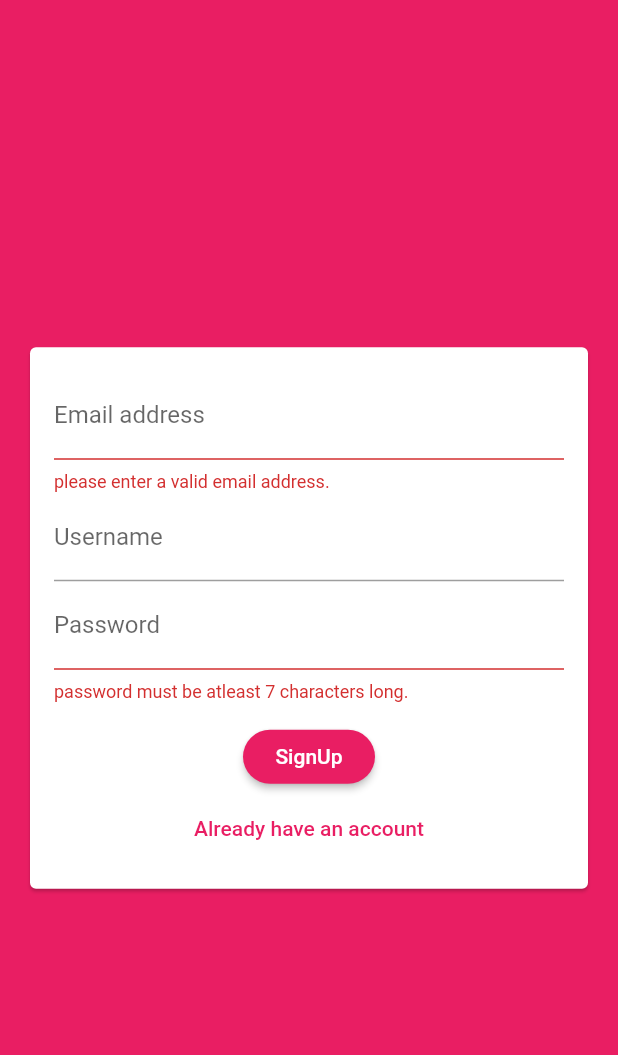
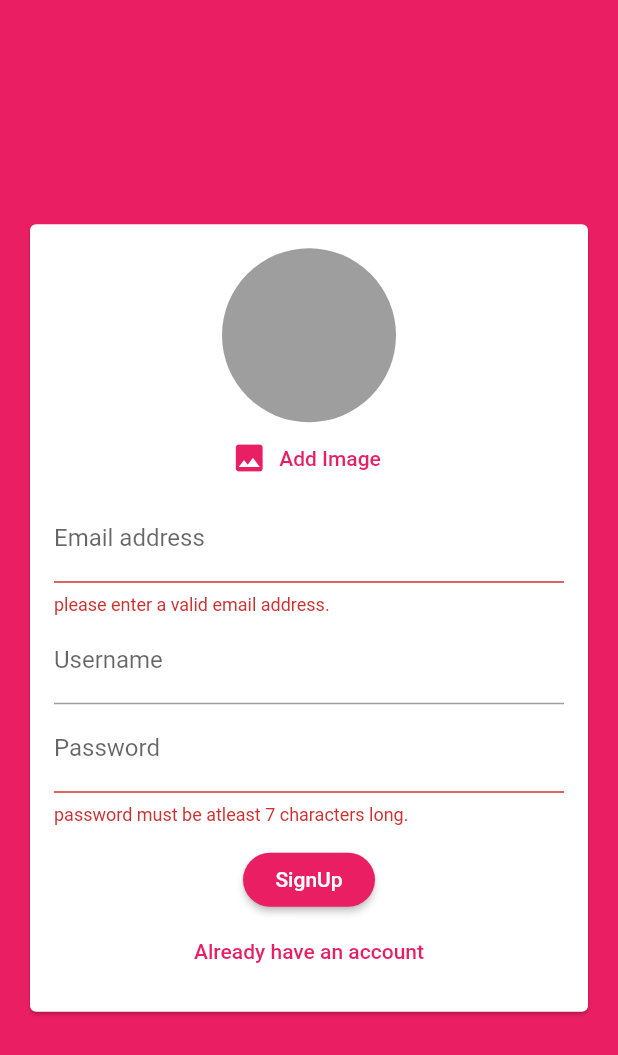
Before and after one commit to ab85hishek/ChatterBase, a Flutter app: the screen it shows after launch, after a tap on "Login", after a tap on "Create an account!", on a phone screen of 412 x 824 dp. Shown: the top 1055 px of the screen. Run offline on Flutter 3.47's test engine with Material 2 defaults, Android fonts, the phone set to English and light mode, and no system bars; our stand-ins replace cloud_firestore, firebase_auth, image_picker; accounts and stored records are empty.

Commit message:
added image picker

```diff
--- a/lib/widgets/auth/auth_form.dart
+++ b/lib/widgets/auth/auth_form.dart
@@ -1,3 +1,4 @@
+import 'package:ChatterBase/widgets/pickers/user_image_picker.dart';
 import 'package:flutter/material.dart';
 
 class AuthForm extends StatefulWidget {
@@ -50,7 +51,8 @@ class _AuthFormState extends State<AuthForm> {
                 key: _formKey,
                 child: Column(
                   mainAxisSize: MainAxisSize.min,
-                  children: [
+                  children: <Widget>[
+                    if (!_isLogin) UserImagePicker(),
                     TextFormField(
                       key: ValueKey('email'),
                       validator: (value) {
--- /dev/null
+++ b/lib/widgets/pickers/user_image_picker.dart
@@ -0,0 +1,40 @@
+import 'dart:io';
+import 'package:flutter/material.dart';
+import 'package:image_picker/image_picker.dart';
+
+class UserImagePicker extends StatefulWidget {
+  @override
+  _UserImagePickerState createState() => _UserImagePickerState();
+}
+
+class _UserImagePickerState extends State<UserImagePicker> {
+  File _pickedImage;
+  void _pickImage() async {
+    final picker = ImagePicker();
+    final pickedImage = await picker.getImage(source: ImageSource.gallery);
+    final pickedImageFile = File(pickedImage.path);
+    setState(() {
+      _pickedImage = pickedImageFile;
+    });
+  }
+
+  @override
+  Widget build(BuildContext context) {
+    return Column(
+      children: <Widget>[
+        CircleAvatar(
+          radius: 58,
+          backgroundColor: Colors.grey,
+          backgroundImage:
+              _pickedImage != null ? FileImage(_pickedImage) : null,
+        ),
+        FlatButton.icon(
+          textColor: Theme.of(context).primaryColor,
+          onPressed: _pickImage,
+          icon: Icon(Icons.image),
+          label: Text('Add Image'),
+        ),
+      ],
+    );
+  }
+}
--- a/pubspec.yaml
+++ b/pubspec.yaml
@@ -25,9 +25,10 @@ dependencies:
     sdk: flutter
   cloud_firestore: ^0.13.5
   firebase_auth: ^0.16.1
+  image_picker: ^0.6.7+12
 
 
-  # The following adds the Cupertino Icons font to your application.
+  # The following adds the Cupertino Icons font to your applicatio n.
   # Use with the CupertinoIcons class for iOS style icons.
   cupertino_icons: ^1.0.0
 
```
Also changed, not shown: pubspec.lock, 1 other file.
